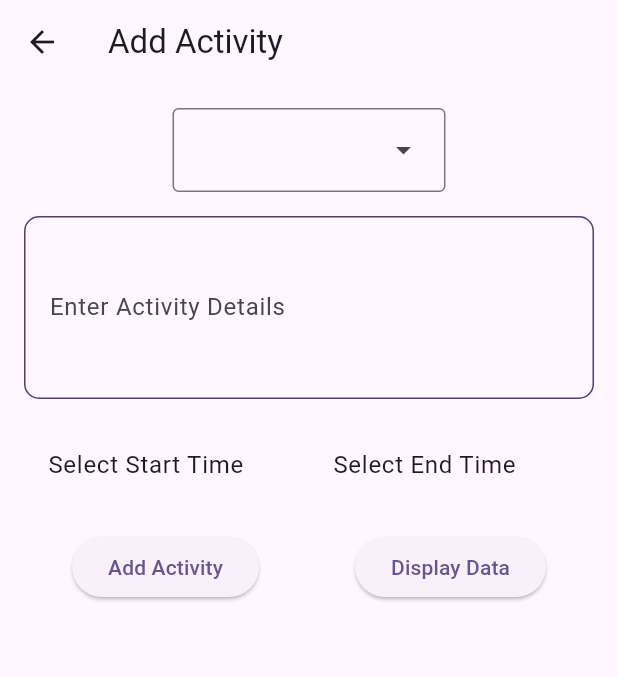
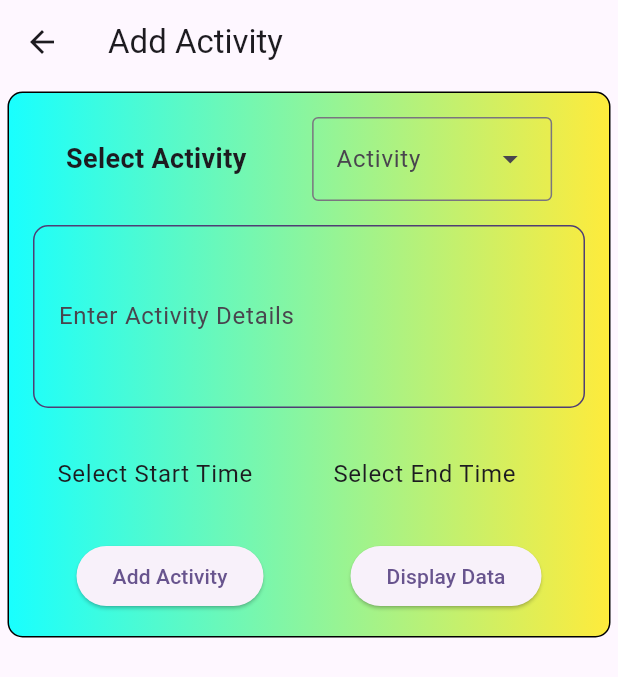
Before and after one commit to shossain786/my_habit, a Flutter app: the screen it shows after launch, after a tap on "Go to Data Entry Screen", on a phone screen of 412 x 824 dp. Shown: the top 677 px of the screen. Run offline on Flutter 3.47's test engine with Material 3 defaults, Android fonts, the light colour scheme and no system bars; our stand-ins replace isar; accounts and stored records are empty; generated files the repository leaves out were written again.

Commit message:
script updated

```diff
--- a/lib/main.dart
+++ b/lib/main.dart
@@ -18,7 +18,25 @@ class MyApp extends StatelessWidget {
     return MaterialApp(
       debugShowCheckedModeBanner: false,
       title: 'Flutter Demo',
-      theme: ThemeData(colorScheme: kColorScheme),
+      theme: ThemeData(
+        colorScheme: kColorScheme,
+        dropdownMenuTheme: DropdownMenuThemeData(
+          textStyle: TextStyle(
+            color: kColorScheme.onPrimaryContainer,
+          ),
+        ),
+        menuTheme: MenuThemeData(
+          style: MenuStyle(
+            backgroundColor: MaterialStatePropertyAll<Color>(
+              Colors.purple.withOpacity(0.6),
+            ),
+            shadowColor: const MaterialStatePropertyAll(Colors.blue),
+            shape: const MaterialStatePropertyAll(
+              BeveledRectangleBorder(),
+            ),
+          ),
+        ),
+      ),
       home: Builder(
         builder: (context) => Scaffold(
           body: SafeArea(
--- a/lib/screens/activity_table_screen.dart
+++ b/lib/screens/activity_table_screen.dart
@@ -15,7 +15,8 @@ class ActivityTableScreen extends StatelessWidget {
       appBar: AppBar(
         title: const Text('Activity Table'),
       ),
-      body: FutureBuilder<List<Activity>>(
+      body: SingleChildScrollView(
+        child: FutureBuilder<List<Activity>>(
           future: activityService.getActivity(),
           builder: (context, snapshot) {
             if (snapshot.connectionState == ConnectionState.waiting) {
@@ -28,6 +29,7 @@ class ActivityTableScreen extends StatelessWidget {
             }
           },
         ),
+      ),
     );
   }
 }
--- a/lib/screens/data_entry.dart
+++ b/lib/screens/data_entry.dart
@@ -21,6 +21,10 @@ class _DataEntryScreenState extends State<DataEntryScreen> {
   TimeOfDay? _endTime;
   late String _selectedActivity;
   List<String> activityList = <String>[
+    'Namaz',
+    'Taharat',
+    'Zikar',
+    'Tilawat',
     'Sleeping',
     'Reading',
     'Teaching',
@@ -30,15 +34,11 @@ class _DataEntryScreenState extends State<DataEntryScreen> {
     'Cooking',
     'Work',
     'Home Work',
-    'Taharat',
-    'Namaz',
     'Class',
     'Playing',
     'Doctor Visit',
     'Family Work',
     'Phone Calls',
-    'Zikar',
-    'Tilawat',
     'Social Media',
     'Youtube',
     'Others'
@@ -51,16 +51,55 @@ class _DataEntryScreenState extends State<DataEntryScreen> {
         title: const Text('Add Activity'),
       ),
       body: SingleChildScrollView(
+        child: Container(
+          margin: const EdgeInsets.all(5),
+          decoration: BoxDecoration(
+              border: Border.all(width: 1),
+              borderRadius: BorderRadius.circular(10),
+              gradient: const LinearGradient(colors: [
+                Colors.cyanAccent,
+                Colors.yellow,
+              ])),
           child: Padding(
             padding: const EdgeInsets.all(16.0),
             child: Column(
               children: [
+                Row(
+                  mainAxisAlignment: MainAxisAlignment.spaceAround,
+                  children: [
+                    const Text(
+                      'Select Activity',
+                      style: TextStyle(
+                        fontWeight: FontWeight.bold,
+                        fontSize: 18,
+                      ),
+                    ),
                     DropdownMenu<String>(
+                      menuHeight: 250,
+                      width: 160,
+                      label: const Text('Activity'),
+                      menuStyle: const MenuStyle(
+                        elevation: MaterialStatePropertyAll(10),
+                      ),
+                      requestFocusOnTap: true,
                       dropdownMenuEntries:
                           activityList.map<DropdownMenuEntry<String>>(
                         (String value) {
                           return DropdownMenuEntry<String>(
-                        value: value, label: value);
+                            value: value,
+                            label: value,
+                            style: ButtonStyle(
+                              foregroundColor: MaterialStatePropertyAll(
+                                kColorScheme.onSecondary,
+                              ),
+                              textStyle: const MaterialStatePropertyAll(
+                                TextStyle(
+                                  fontSize: 20,
+                                  fontWeight: FontWeight.w500,
+                                ),
+                              ),
+                            ),
+                          );
                         },
                       ).toList(),
                       onSelected: (value) {
@@ -68,6 +107,8 @@ class _DataEntryScreenState extends State<DataEntryScreen> {
                           _selectedActivity = value.toString();
                         });
                       },
+                    ),
+                  ],
                 ),
                 const SizedBox(height: 16.0),
                 Container(
@@ -90,9 +131,11 @@ class _DataEntryScreenState extends State<DataEntryScreen> {
                   children: [
                     Expanded(
                       child: ListTile(
-                      title: Text(_startTime != null
+                        title: Text(
+                          _startTime != null
                               ? 'Start Time: ${_startTime!.format(context)}'
-                          : 'Select Start Time'),
+                              : 'Select Start Time',
+                        ),
                         onTap: () async {
                           final selectedTime = await showTimePicker(
                             context: context,
@@ -108,9 +151,11 @@ class _DataEntryScreenState extends State<DataEntryScreen> {
                     ),
                     Expanded(
                       child: ListTile(
-                      title: Text(_endTime != null
+                        title: Text(
+                          _endTime != null
                               ? 'End Time: ${_endTime!.format(context)}'
-                          : 'Select End Time'),
+                              : 'Select End Time',
+                        ),
                         onTap: () async {
                           final selectedTime = await showTimePicker(
                             context: context,
@@ -133,11 +178,11 @@ class _DataEntryScreenState extends State<DataEntryScreen> {
                     ElevatedButton(
                       onPressed: () async {
                         if (_startTime == null || _endTime == null) {
-                        ScaffoldMessenger.of(context)
-                            .showSnackBar(const SnackBar(
-                          content:
-                              Text('Please select both start and end times.'),
-                        ));
+                          ScaffoldMessenger.of(context).showSnackBar(
+                            const SnackBar(
+                              content: Text('Please provide all informations.'),
+                            ),
+                          );
                           return;
                         }
                         final activity = Activity()
@@ -147,6 +192,13 @@ class _DataEntryScreenState extends State<DataEntryScreen> {
                           ..notes = _notesController.text;
                         activityService.addNewActivity(activity);
                         resetAll();
+                        Navigator.pop(context);
+                        Navigator.pushReplacement(
+                          context,
+                          MaterialPageRoute(
+                            builder: (context) => const DataEntryScreen(),
+                          ),
+                        );
                       },
                       child: const Text('Add Activity'),
                     ),
@@ -167,6 +219,7 @@ class _DataEntryScreenState extends State<DataEntryScreen> {
             ),
           ),
         ),
+      ),
     );
   }
 
@@ -177,7 +230,6 @@ class _DataEntryScreenState extends State<DataEntryScreen> {
   }
 
   void resetAll() {
-    _selectedActivity = '';
     _notesController.clear();
     _startTime = null;
     _endTime = null;
```
Lines whose indentation alone changed are shown as unchanged.
